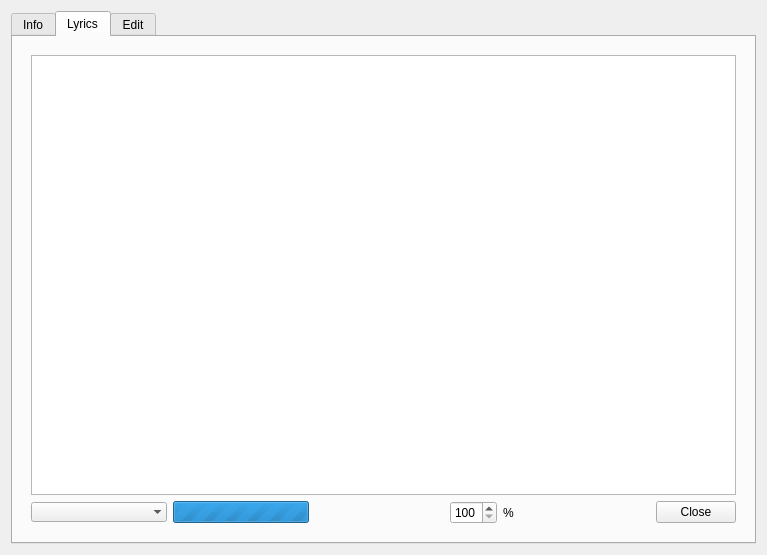
The window that src/GUI/InfoDialog/GUI_InfoDialog.ui (return42/sayonara) describes before a commit, drawn with Qt 5.
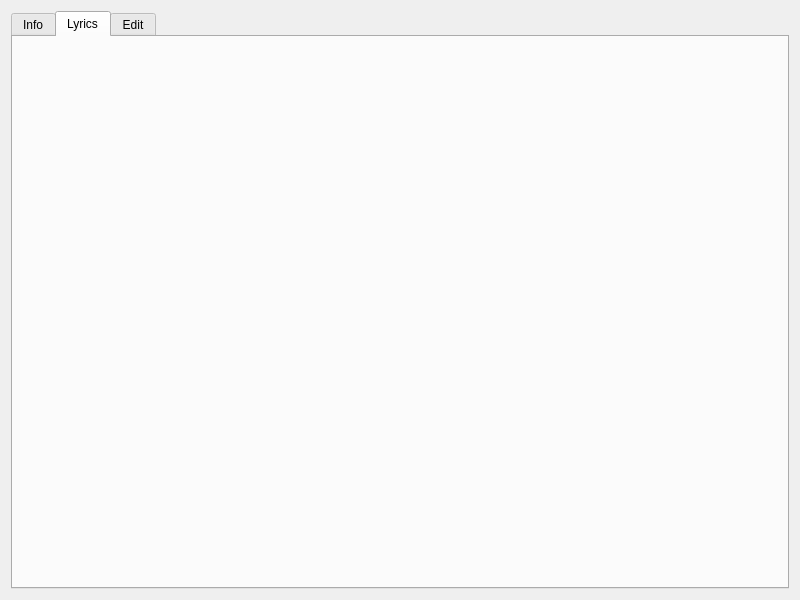
The same window after the commit. The open tabs and pages were chosen to show the change. Icons and pictures are not drawn. Custom widgets are drawn as their Qt base class.

Commit message: lyrics finished

Patch:
```diff
--- a/src/GUI/InfoDialog/GUI_InfoDialog.ui
+++ b/src/GUI/InfoDialog/GUI_InfoDialog.ui
@@ -6,10 +6,16 @@
    <rect>
     <x>0</x>
     <y>0</y>
-    <width>767</width>
-    <height>555</height>
+    <width>800</width>
+    <height>600</height>
    </rect>
   </property>
+  <property name="minimumSize">
+   <size>
+    <width>800</width>
+    <height>600</height>
+   </size>
+  </property>
   <property name="windowTitle">
    <string>Info / Edit</string>
   </property>
@@ -19,12 +25,6 @@
   <layout class="QGridLayout" name="gridLayout">
    <item row="1" column="1">
     <widget class="QTabWidget" name="tab_widget">
-     <property name="minimumSize">
-      <size>
-       <width>0</width>
-       <height>300</height>
-      </size>
-     </property>
      <property name="focusPolicy">
       <enum>Qt::StrongFocus</enum>
      </property>
@@ -335,6 +335,30 @@
          </layout>
         </widget>
        </item>
+       <item row="6" column="1">
+        <layout class="QHBoxLayout" name="horizontalLayout">
+         <item>
+          <spacer name="horizontalSpacer_3">
+           <property name="orientation">
+            <enum>Qt::Horizontal</enum>
+           </property>
+           <property name="sizeHint" stdset="0">
+            <size>
+             <width>40</width>
+             <height>20</height>
+            </size>
+           </property>
+          </spacer>
+         </item>
+         <item>
+          <widget class="QPushButton" name="btn_close1">
+           <property name="text">
+            <string>Close</string>
+           </property>
+          </widget>
+         </item>
+        </layout>
+       </item>
       </layout>
      </widget>
      <widget class="QWidget" name="tab_2">
@@ -345,133 +369,7 @@
       <attribute name="title">
        <string>Lyrics</string>
       </attribute>
-      <layout class="QGridLayout" name="gridLayout_3">
-       <item row="0" column="0">
-        <widget class="QWidget" name="ui_lyric_widget" native="true">
-         <property name="sizePolicy">
-          <sizepolicy hsizetype="MinimumExpanding" vsizetype="MinimumExpanding">
-           <horstretch>0</horstretch>
-           <verstretch>0</verstretch>
-          </sizepolicy>
-         </property>
-         <layout class="QGridLayout" name="gridLayout_6">
-          <item row="0" column="0" colspan="3">
-           <widget class="QTextEdit" name="te_lyrics">
-            <property name="sizePolicy">
-             <sizepolicy hsizetype="Preferred" vsizetype="MinimumExpanding">
-              <horstretch>0</horstretch>
-              <verstretch>0</verstretch>
-             </sizepolicy>
-            </property>
-            <property name="minimumSize">
-             <size>
-              <width>0</width>
-              <height>0</height>
-             </size>
-            </property>
-            <property name="font">
-             <font>
-              <pointsize>17</pointsize>
-             </font>
-            </property>
-            <property name="horizontalScrollBarPolicy">
-             <enum>Qt::ScrollBarAlwaysOff</enum>
-            </property>
-           </widget>
-          </item>
-          <item row="1" column="0" colspan="3">
-           <layout class="QHBoxLayout" name="horizontalLayout">
-            <item>
-             <widget class="QComboBox" name="combo_servers">
-              <property name="sizePolicy">
-               <sizepolicy hsizetype="Expanding" vsizetype="Fixed">
-                <horstretch>0</horstretch>
-                <verstretch>0</verstretch>
-               </sizepolicy>
-              </property>
-              <property name="currentIndex">
-               <number>-1</number>
-              </property>
-              <property name="frame">
-               <bool>false</bool>
-              </property>
-             </widget>
-            </item>
-            <item>
-             <widget class="QProgressBar" name="pb_loading">
-              <property name="maximum">
-               <number>0</number>
-              </property>
-              <property name="value">
-               <number>0</number>
-              </property>
-             </widget>
-            </item>
-            <item>
-             <spacer name="horizontalSpacer_4">
-              <property name="orientation">
-               <enum>Qt::Horizontal</enum>
-              </property>
-              <property name="sizeHint" stdset="0">
-               <size>
-                <width>40</width>
-                <height>20</height>
-               </size>
-              </property>
-             </spacer>
-            </item>
-            <item>
-             <widget class="QSpinBox" name="sb_zoom">
-              <property name="minimum">
-               <number>100</number>
-              </property>
-              <property name="maximum">
-               <number>500</number>
-              </property>
-              <property name="singleStep">
-               <number>10</number>
-              </property>
-              <property name="value">
-               <number>100</number>
-              </property>
-             </widget>
-            </item>
-            <item>
-             <widget class="QLabel" name="label">
-              <property name="text">
-               <string>%</string>
-              </property>
-             </widget>
-            </item>
-            <item>
-             <spacer name="horizontalSpacer">
-              <property name="orientation">
-               <enum>Qt::Horizontal</enum>
-              </property>
-              <property name="sizeType">
-               <enum>QSizePolicy::MinimumExpanding</enum>
-              </property>
-              <property name="sizeHint" stdset="0">
-               <size>
-                <width>40</width>
-                <height>20</height>
-               </size>
-              </property>
-             </spacer>
-            </item>
-            <item>
-             <widget class="QPushButton" name="btn_close2">
-              <property name="text">
-               <string>Close</string>
-              </property>
-             </widget>
-            </item>
-           </layout>
-          </item>
-         </layout>
-        </widget>
-       </item>
-      </layout>
+      <layout class="QGridLayout" name="gridLayout_3"/>
      </widget>
      <widget class="QWidget" name="tab_3">
       <attribute name="icon">
```
Left out of the diff: 205 changed lines with no effect on the pictures. The commit also changes 27 other files.
